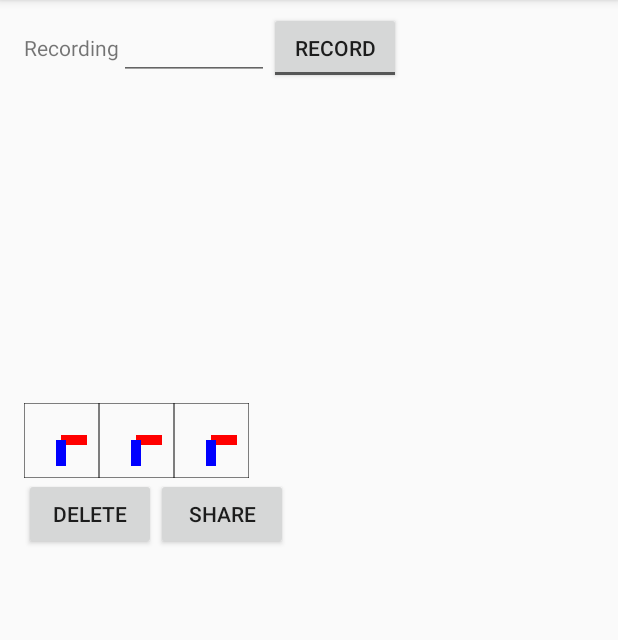
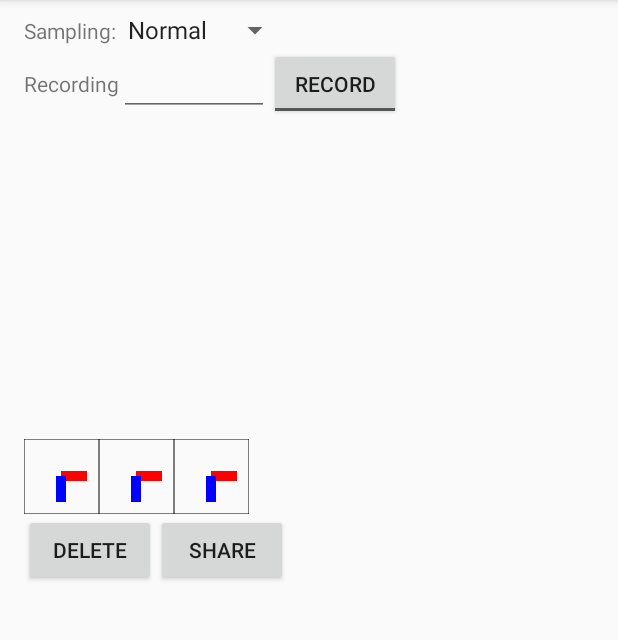
Before and after one commit to mmittek/moto-gym, an Android app: the screen it shows after launch (MainActivity), on a phone screen of 412 x 824 dp, the part 84-724 px from its top. Run offline under Robolectric (Android 15) with nearby library versions, the phone set to English and light mode, and no system bars; 1 statement that could not run was skipped.

Commit message:
Added ability to change sensor delay

```diff
--- a/MotoGymAndroid/app/build.gradle
+++ b/MotoGymAndroid/app/build.gradle
@@ -27,4 +27,5 @@ dependencies {
     compile 'com.android.support:appcompat-v7:24.2.1'
     testCompile 'junit:junit:4.12'
     compile files('libs/Jama-1.0.2.jar')
+    compile files('libs/xenqtt-0.9.6.jar')
 }
--- a/MotoGymAndroid/app/src/main/java/com/example/mmittek/motogym/MainActivity.java
+++ b/MotoGymAndroid/app/src/main/java/com/example/mmittek/motogym/MainActivity.java
@@ -25,10 +25,12 @@ import android.util.Log;
 import android.view.LayoutInflater;
 import android.view.View;
 import android.view.ViewGroup;
+import android.widget.AdapterView;
 import android.widget.ArrayAdapter;
 import android.widget.CheckBox;
 import android.widget.EditText;
 import android.widget.ListView;
+import android.widget.Spinner;
 import android.widget.TextView;
 import android.widget.Toast;
 import android.widget.ToggleButton;
@@ -120,6 +122,8 @@ class DataBuffer extends Observable {
     }
 
     public void reset() {
+
+
         mRecordsCounter = 0;
         mTimestamp = 0;
         mAccX = 0;
@@ -299,7 +303,7 @@ class DataBuffer extends Observable {
 
 // Following : https://developer.android.com/guide/topics/sensors/sensors_overview.html
 
-public class MainActivity extends AppCompatActivity implements Observer, SensorEventListener, View.OnClickListener {
+public class MainActivity extends AppCompatActivity implements Observer, SensorEventListener, View.OnClickListener, Spinner.OnItemSelectedListener {
 
 
     SensorManager mSensorManager;
@@ -338,6 +342,8 @@ public class MainActivity extends AppCompatActivity implements Observer, SensorE
 
     DataFusion mDataFusion;
 
+    Spinner mSensorDelaySpinner;
+
 
     @Override
     protected void onCreate(Bundle savedInstanceState) {
@@ -349,6 +355,12 @@ public class MainActivity extends AppCompatActivity implements Observer, SensorE
 
         mDataFusion = new DataFusion();
         mDataFusion.addObserver(this);
+
+        mSensorDelaySpinner = (Spinner)findViewById(R.id.sensor_delay_spinner);
+        ArrayAdapter<CharSequence> adapter = ArrayAdapter.createFromResource(this, R.array.sensor_delay_strings, android.R.layout.simple_spinner_item);
+        adapter.setDropDownViewResource(android.R.layout.simple_spinner_dropdown_item);
+        mSensorDelaySpinner.setAdapter(adapter);
+        mSensorDelaySpinner.setOnItemSelectedListener(this);
 
         // Get angle plot
 
@@ -673,18 +685,23 @@ public class MainActivity extends AppCompatActivity implements Observer, SensorE
     }
 
 
+    protected void setSensorDelay( int sensorDelay ) {
+        mSensorManager.unregisterListener(this);
+        registerListeners(sensorDelay);
+    }
 
     protected final void registerListeners() {
-        int sensorDelay = SensorManager.SENSOR_DELAY_NORMAL;
+        registerListeners(SensorManager.SENSOR_DELAY_NORMAL);
+    }
 
-
+    protected final void registerListeners(int sensorDelay) {
+//        int sensorDelay = SensorManager.SENSOR_DELAY_NORMAL;
         mSensorManager.registerListener(this, mAccelerometer, sensorDelay);
         mSensorManager.registerListener(this, mLinearAcceleration, sensorDelay);
         mSensorManager.registerListener(this, mRotation, sensorDelay);
         mSensorManager.registerListener(this, mMagneticField, sensorDelay);
         mSensorManager.registerListener(this, mGravity, sensorDelay);
         mSensorManager.registerListener(this, mGyroscope, sensorDelay);
-
     }
 
     /*
@@ -823,4 +840,39 @@ public class MainActivity extends AppCompatActivity implements Observer, SensorE
 
         }
     }
+
+
+    // -------------------- SPINNER START
+    @Override
+    public void onItemSelected(AdapterView<?> adapterView, View view, int i, long l) {
+        int sensorDelay = SensorManager.SENSOR_DELAY_NORMAL;
+
+        switch(i) {
+            case 0:
+                // normal
+                sensorDelay = SensorManager.SENSOR_DELAY_NORMAL;
+                Log.d("main", "normal sensors");
+            break;
+
+            case 1:
+                // game
+                sensorDelay = SensorManager.SENSOR_DELAY_GAME;
+                Log.d("main", "game sensors");
+            break;
+
+            case 2:
+                // fastest
+                sensorDelay = SensorManager.SENSOR_DELAY_FASTEST;
+                Log.d("main", "fastest sensors");
+            break;
+        }
+
+        setSensorDelay(sensorDelay);
+    }
+
+    @Override
+    public void onNothingSelected(AdapterView<?> adapterView) {
+
+    }
+    // -------------------- SPINNER STOP
 }
--- a/MotoGymAndroid/app/src/main/res/layout/activity_main.xml
+++ b/MotoGymAndroid/app/src/main/res/layout/activity_main.xml
@@ -18,6 +18,21 @@
         android:layout_height="wrap_content"
         android:orientation="vertical">
 
+
+        <LinearLayout
+            android:layout_width="match_parent"
+            android:layout_height="wrap_content">
+
+            <TextView
+                android:layout_width="wrap_content"
+                android:layout_height="wrap_content" android:text="Sampling:"/>
+            <android.support.v7.widget.AppCompatSpinner
+                android:layout_width="wrap_content"
+                android:layout_height="wrap_content"
+                android:id="@+id/sensor_delay_spinner">
+            </android.support.v7.widget.AppCompatSpinner>
+
+        </LinearLayout>
 
 
         <LinearLayout
--- a/MotoGymAndroid/app/src/main/res/values/strings.xml
+++ b/MotoGymAndroid/app/src/main/res/values/strings.xml
@@ -1,3 +1,14 @@
 <resources>
     <string name="app_name">MotoGym</string>
+
+
+
+
+    <string-array name="sensor_delay_strings">
+        <item>Normal</item>
+        <item>Game</item>
+        <item>Fastest</item>
+    </string-array>
+
+
 </resources>
```
Also changed, not shown: 2 other files.
